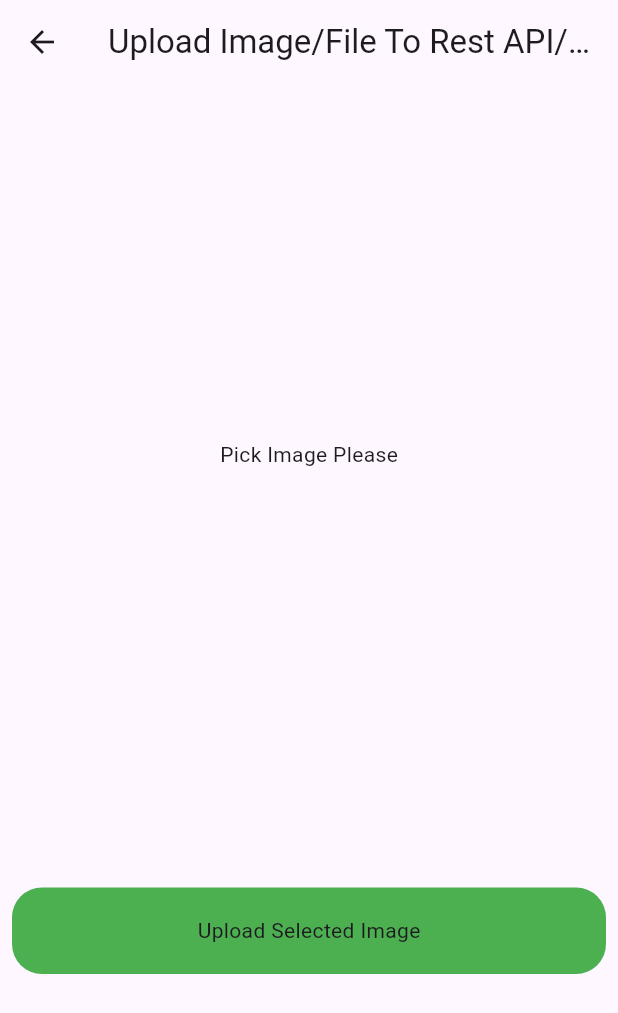
After one commit to Rashadul-hub/apiFlutter, a Flutter app: the UploadImageScreen screen opened directly, after a tap on "Pick Image Please", on a phone screen of 412 x 824 dp. The commit adds this screen. Shown: the top 1013 px of the screen. Run offline on Flutter 3.47's test engine with Material 3 defaults, Android fonts, the phone set to English and light mode, and no system bars; drawn by our look-alikes of modal_progress_hud_nsn; our stand-ins replace image_picker; network calls fail.

Commit message:
Upload Image to Server using Rest Api

```diff
--- a/lib/bottom_nav.dart
+++ b/lib/bottom_nav.dart
@@ -1,5 +1,6 @@
 import 'package:apiflutter/home_screen.dart';
 import 'package:apiflutter/signup.dart';
+import 'package:apiflutter/upload_images.dart';
 import 'package:apiflutter/user_screen.dart';
 import 'package:flutter/material.dart';
 
@@ -49,6 +50,10 @@ class _NavigationExampleState extends State<NavigationExample> {
             icon: Icon(Icons.login),
             label: 'Sign up',
           ),
+          NavigationDestination(
+            icon: Icon(Icons.upload_file),
+            label: 'Upload Image',
+          ),
         ],
       ),
 
@@ -61,6 +66,7 @@ class _NavigationExampleState extends State<NavigationExample> {
           ComplexApiScreen(),
           ComplexObjectApiScreen(),
           SignUpScreen(),
+          UploadImageScreen(),
 
         ],
       ),
--- /dev/null
+++ b/lib/upload_images.dart
@@ -0,0 +1,156 @@
+
+
+import 'dart:io';
+import 'package:flutter/cupertino.dart';
+import 'package:flutter/widgets.dart';
+import 'package:http/http.dart'as http;
+import 'package:flutter/material.dart';
+import 'package:image_picker/image_picker.dart';
+import 'package:modal_progress_hud_nsn/modal_progress_hud_nsn.dart';
+
+class UploadImageScreen extends StatefulWidget {
+  const UploadImageScreen({super.key});
+
+  @override
+  State<UploadImageScreen> createState() => _UploadImageScreenState();
+}
+
+class _UploadImageScreenState extends State<UploadImageScreen> {
+
+
+  File? image;
+  final _picker = ImagePicker();
+  bool showSpinner = false;
+  bool isImageSelected = false;
+
+
+  Future getImage()async{
+    final pickedFile = await _picker.pickImage(source: ImageSource.gallery,imageQuality: 80);
+
+    if(pickedFile!=null){
+      image = File(pickedFile.path);
+      setState(() {
+
+      });
+    }else{
+      print('no image selected');
+    }
+  }
+
+
+  Future<void> uploadImage()async{
+    setState(() {
+      showSpinner = true;
+    });
+
+    var stream = new http.ByteStream(image!.openRead());
+    stream.cast();
+
+    var length = await image!.length();
+    var uri = Uri.parse('https://fakestoreapi.com/products');
+
+    var request = new http.MultipartRequest('POST', uri);
+
+    request.fields['title']= 'Static Title';
+
+    //assign the image
+    var multiport = new http.MultipartFile(
+      'image',
+      stream,
+      length
+    );
+    request.files.add(multiport);
+
+    var response = await request.send();
+
+    if(response.statusCode == 200){
+
+      setState(() {
+        showSpinner = false;
+      });
+
+      ScaffoldMessenger.of(context).showSnackBar(
+        const SnackBar(
+          content: Text("Image Uploaded"),
+        ),
+      );
+
+      print('Image Uploaded');
+
+    }else{
+
+      print('Image Uploading Failed');
+
+      setState(() {
+        showSpinner = false;
+      });
+
+      ScaffoldMessenger.of(context).showSnackBar(
+        const SnackBar(
+          content: Text("Image Uploading Failed"),
+        ),
+      );
+     }
+
+  }
+  @override
+  Widget build(BuildContext context) {
+    return ModalProgressHUD(
+      progressIndicator: const CircularProgressIndicator(
+        color: Colors.red,
+      ),
+      inAsyncCall: showSpinner,
+      child: Scaffold(
+        appBar: AppBar(
+          centerTitle: true,
+          title: Text('Upload Image/File To Rest API/Server'),
+        ),
+        body: SingleChildScrollView(
+          child: Padding(
+            padding: EdgeInsets.symmetric(horizontal: 8.0),
+            child: Column(
+              mainAxisAlignment: MainAxisAlignment.center,
+              crossAxisAlignment: CrossAxisAlignment.center,
+              children: [
+                GestureDetector(
+                  onTap: (){
+                    getImage();
+                    setState(() {
+                      isImageSelected = true;
+                    });
+                  },
+                  child: Container(
+                    height: MediaQuery.of(context).size.height * 0.6,
+                    width: MediaQuery.of(context).size.width ,
+                    child: image == null ? Center(child: Text('Pick Image Please'),) : Image.file(
+                      File(image!.path).absolute,
+                      fit: BoxFit.contain,
+                    ),
+                  ),
+                ),
+                SizedBox(height: MediaQuery.of(context).size.height * 0.05),
+                GestureDetector(
+                  onTap: (){
+                    uploadImage();
+                  },
+                  child: Container(
+                    height: MediaQuery.of(context).size.height * 0.07,
+                    width: MediaQuery.of(context).size.width,
+                    decoration: BoxDecoration(
+                      color: isImageSelected ? Colors.green : Colors.grey,
+                      borderRadius: BorderRadius.circular(20),
+                    ),
+                    child: Center(
+                      child: Text(
+                         isImageSelected ? 'Upload Selected Image': 'Open Gallery'),
+                    ),
+                  ),
+                ),
+              ],
+            ),
+          ),
+        ),
+      ),
+    );
+  }
+}
--- a/pubspec.yaml
+++ b/pubspec.yaml
@@ -31,8 +31,8 @@ dependencies:
   # Use with the CupertinoIcons class for iOS style icons.
   cupertino_icons: ^1.0.6
   http: ^1.2.1
-#  modal_progress_hud_nsn: ^0.1.0-nullsafety-1
   modal_progress_hud_nsn: ^0.5.1
+  image_picker: ^1.1.1
 
 dev_dependencies:
   flutter_test:
```
Also changed, not shown: pubspec.lock, 1 other file.
